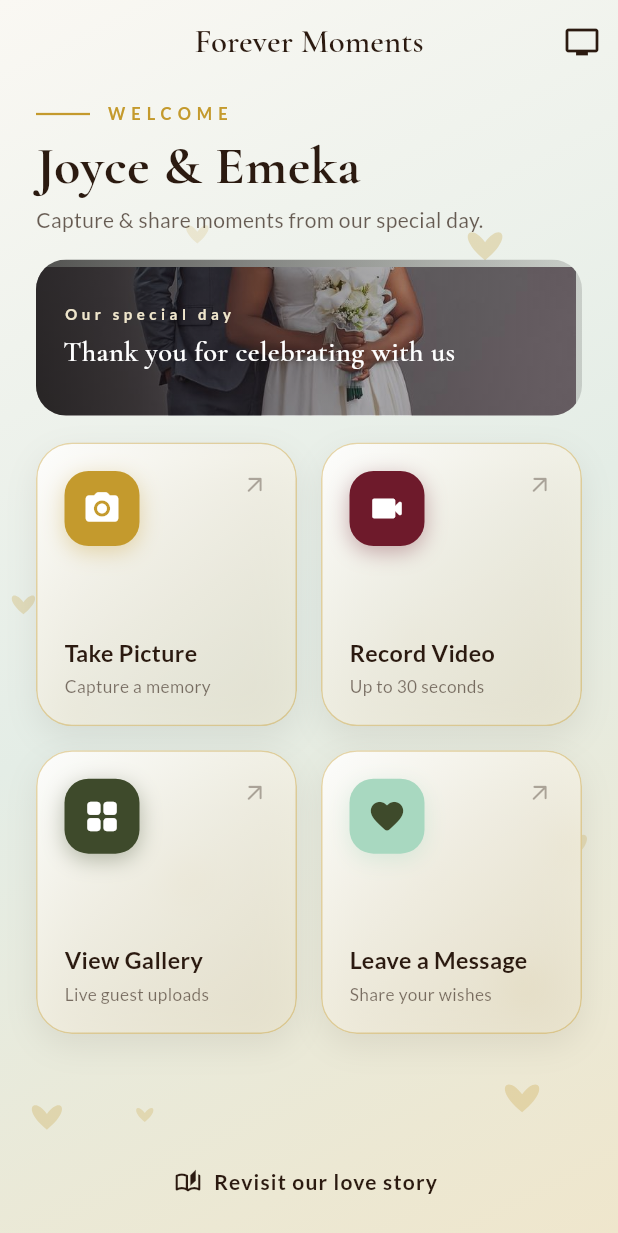
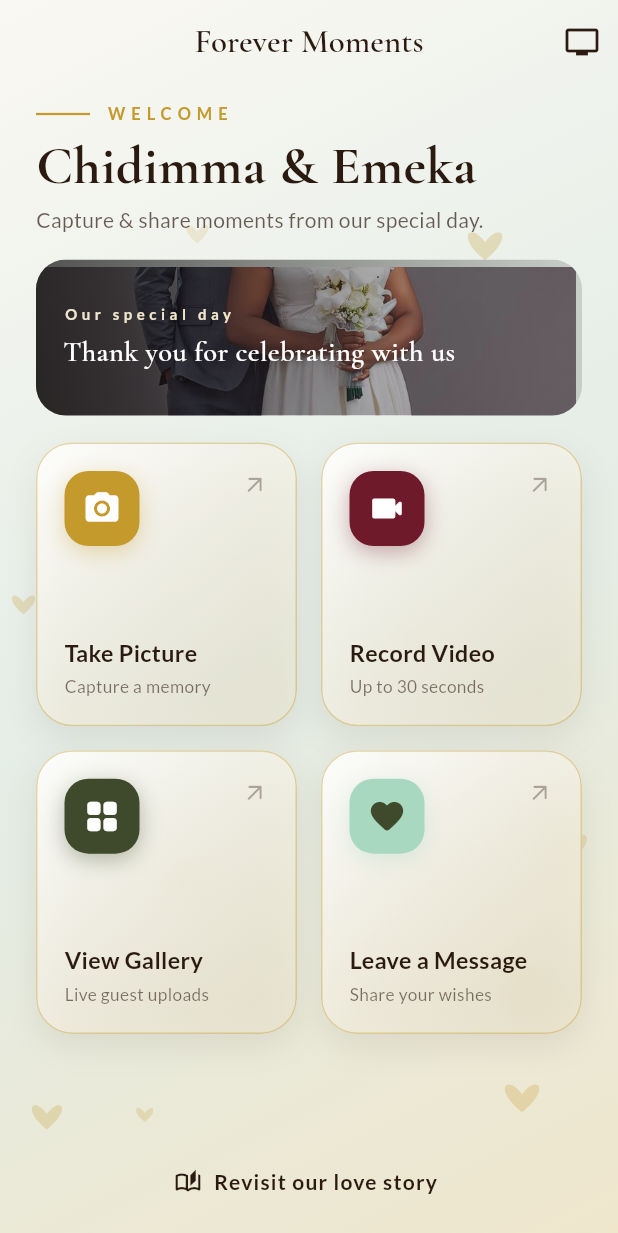
Before and after one commit to ucheeme/EmekaChidimmaWedding, a Flutter app: the HomeScreen screen opened by its route, on a phone screen of 412 x 824 dp. Shown: the top 1233 px of the screen. Run offline on Flutter 3.47's test engine with Material 3 defaults, Android fonts, the phone set to English and light mode, and no system bars; drawn by our look-alikes of flutter_animate; our stand-ins replace animated_text_kit, cached_network_image, cloud_firestore, cloud_functions, connectivity_plus, cross_file and 15 more; accounts and stored records are empty.

Commit message:
Fix splash->intro infinite loop and set name to Chidimma & Emeka
- Router: stop re-deriving QR entry from Uri.base on every redirect. Under
  the web hash URL strategy Uri.base.path stays at the launch path (/start)
  for the whole session, so each in-app navigation was forced back to splash,
  causing an endless loading loop. Detect QR entry from state.uri only; the
  initial Uri.base grant is already handled in bootstrap/resolveInitialLocation.
- wedding_config: bride name Chidimma (display "Chidimma & Emeka")
- Regenerate all QR cards with the correct name (auto-fit long names)

Co-authored-by: Cursor <cursoragent@cursor.com>

```diff
--- a/lib/core/config/wedding_config.dart
+++ b/lib/core/config/wedding_config.dart
@@ -4,7 +4,7 @@ class WeddingConfig {
   const WeddingConfig._();
 
   static const String groomName = 'Emeka';
-  static const String brideName = 'Joyce';
+  static const String brideName = 'Chidimma';
 
   /// Used in Firestore queries and Storage paths.
   static const String weddingId = 'emeka-wedding-2026';
```
Also changed, not shown: lib/core/router/app_router.dart (+6 -5 lines), assets/qr/guest_entry_card.png, assets/qr/guest_entry_card_dark.png, assets/qr/guest_entry_card_photo.png, assets/qr/guest_entry_card_square.png.
